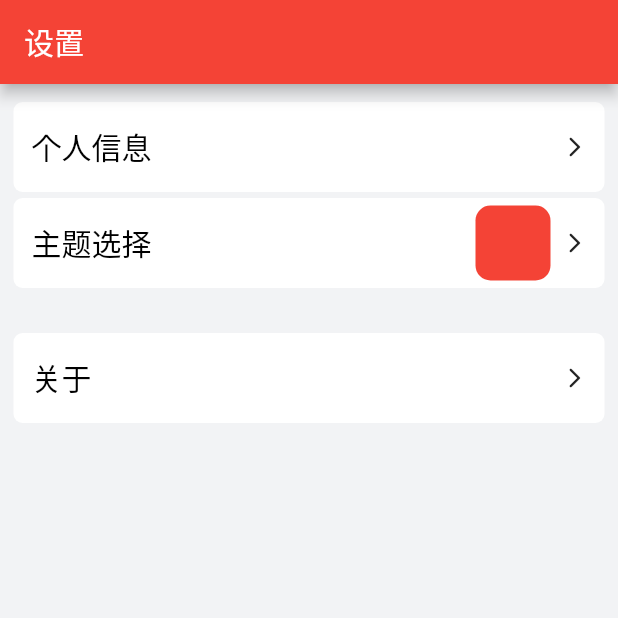
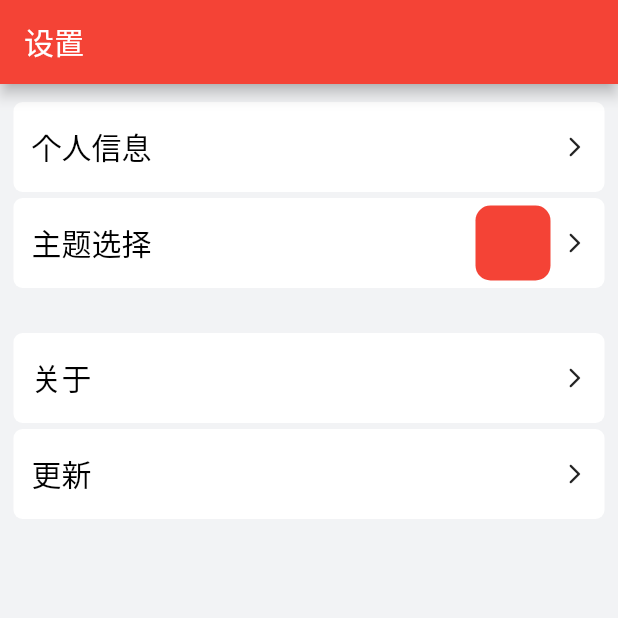
Before and after one commit to fmqwd/count_tools, a Flutter app: the SettingPage screen opened directly, on a phone screen of 412 x 824 dp, the top half of it. Run offline on Flutter 3.47's test engine with Material 2 defaults, Android fonts, the phone set to English and light mode, and no system bars; our stand-ins replace flutter_colorpicker, shared_preferences, sqflite; accounts and stored records are empty.

Commit message:
feat(setting_page): 添加更新检查功能并优化关于对话框
* 更新设置页面以包括版本检查对话框
* 引入HTTP客户端依赖项以支持网络请求
* 在路由工具类中添加打开URL的方法
* 创建日志工具类用于错误记录
* 完善关于对话框中的项目信息和链接处理

```diff
--- a/lib/page/setting_page/setting_page.dart
+++ b/lib/page/setting_page/setting_page.dart
@@ -1,5 +1,7 @@
+import 'package:count_tools/page/dialog/about_dialog.dart';
 import 'package:count_tools/page/dialog/choose_theme_dialog.dart';
 import 'package:count_tools/page/dialog/user_info_dialog.dart';
+import 'package:count_tools/page/dialog/version_check_dialog.dart';
 import 'package:count_tools/utils/setting_utils.dart';
 import 'package:count_tools/value/style/text_style.dart';
 import 'package:flutter/material.dart';
@@ -26,6 +28,8 @@ class _SettingPageState extends State<SettingPage> {
         _buildThemeChoose(),
         const SizedBox(height: 30),
         _buildAbout(),
+        const SizedBox(height: 4),
+        _buildUpdate(),
       ]);
 
   //个人信息
@@ -55,7 +59,16 @@ class _SettingPageState extends State<SettingPage> {
         Expanded(child: Container()),
         const Icon(Icons.arrow_forward_ios_rounded, size: 16)
       ]),
-      () => showAboutDialog(context: context));
+      () => showAppAboutDialog(context));
+
+  //更新
+  Widget _buildUpdate() => _buildSettingLine(
+      Row(children: [
+        const Text('更新', style: AppTextStyle.bodyBig),
+        Expanded(child: Container()),
+        const Icon(Icons.arrow_forward_ios_rounded, size: 16)
+      ]),
+      () => VersionUpdateChecker(context).checkForUpdates());
 
   Widget _buildSettingLine(Widget child, GestureTapCallback? onTap) =>
       GestureDetector(
--- /dev/null
+++ b/lib/value/info.dart
@@ -0,0 +1,3 @@
+class AppInfo {
+  static String appVersion = '1.0';
+}
--- /dev/null
+++ b/lib/value/url.dart
@@ -0,0 +1,5 @@
+class AppUrl {
+  static const String gitHub = 'https://github.com/fmqwd/count_tools/';
+  static const String updateUrl =
+      'https://info.chika-idol.live/web/app/version.json';
+}
--- a/pubspec.yaml
+++ b/pubspec.yaml
@@ -38,6 +38,8 @@ dependencies:
   provider: ^6.0.0
   flutter_colorpicker: ^1.1.0
   url_launcher: ^6.0.20
+  http: ^0.13.4
+
 
   # The following adds the Cupertino Icons font to your application.
   # Use with the CupertinoIcons class for iOS style icons.
```
Also changed, not shown: lib/page/dialog/about_dialog.dart (+10 -10 lines), lib/page/dialog/version_check_dialog.dart (added, +99 -0 lines), lib/utils/log.dart (added, +29 -0 lines), lib/utils/route_utils.dart (+14 -0 lines), pubspec.lock.
